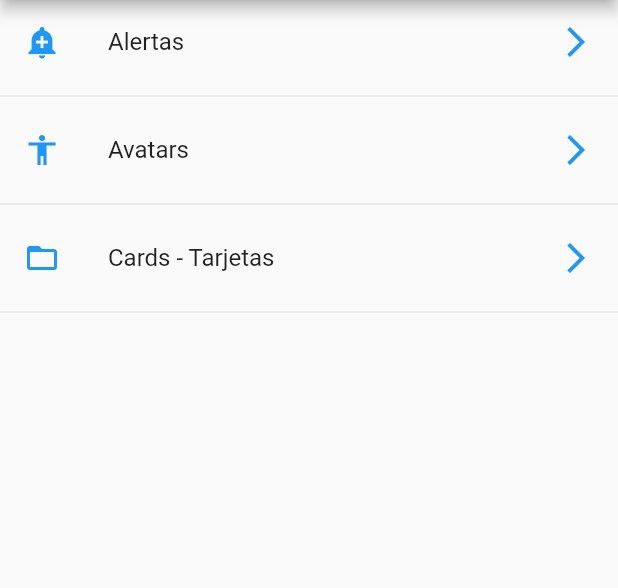
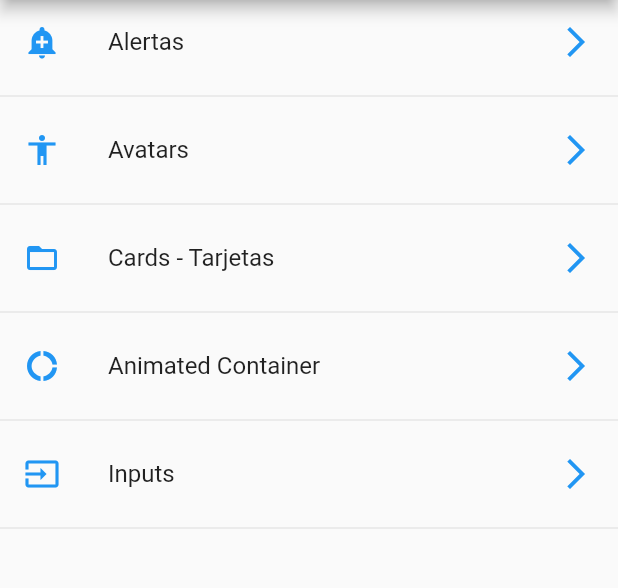
Before and after one commit to josue1dario2/App-demo, a Flutter app: the screen it shows after launch, on a phone screen of 412 x 824 dp, the part 84-672 px from its top. Run offline on Flutter 3.47's test engine with Material 2 defaults, Android fonts, the phone set to English and light mode, and no system bars; key blocks and very long unbroken strings in the code were emptied for the run.

Commit message:
create form

```diff
--- a/data/menu_opts.json
+++ b/data/menu_opts.json
@@ -15,6 +15,16 @@
             "ruta" : "card",
             "icon" : "folder_open",
             "texto": "Cards - Tarjetas"
+        },
+        {
+            "ruta" : "animatedContainer",
+            "icon" : "donut_large",
+            "texto": "Animated Container"
+        },
+        {
+            "ruta" : "inputs",
+            "icon" : "input",
+            "texto": "Inputs"
         }
     ]
 }
--- a/lib/src/pages/card_page.dart
+++ b/lib/src/pages/card_page.dart
@@ -2,6 +2,8 @@
 import 'package:flutter/material.dart';
 
 class CardPage extends StatelessWidget{
+  const CardPage({Key? key}) : super(key: key);
+
 
   @override
   Widget build(BuildContext context) {
--- a/lib/src/pages/home_page.dart
+++ b/lib/src/pages/home_page.dart
@@ -2,15 +2,15 @@ import 'package:flutter/material.dart';
 import 'package:proyect_1/src/providers/menu_provider.dart';
 import 'package:proyect_1/src/utils/icono_string_util.dart';
 
-import 'alert_page.dart';
+class HomePage extends StatelessWidget{
+  const HomePage({Key? key}) : super(key: key);
 
-class HomePage extends StatelessWidget{
 
   @override
   Widget build(BuildContext context) {
     return Scaffold(
       appBar: AppBar(
-        title: Text('Componentes'),
+        title: const Text('Componentes'),
       ),
       body: _lista(),
     );
--- a/lib/src/pages/home_temp.dart
+++ b/lib/src/pages/home_temp.dart
@@ -6,11 +6,12 @@ class HomePageTemp extends StatelessWidget{
   final opciones = ['uno','dos','tres','cuatro','cinco','seis','siete','ocho','nueve','diez',
   'once','doce','trece','catorce','quince','dieciséis','diecisiete','dieciocho','diecinueve','veinte'];
 
+
   @override
   Widget build(BuildContext context) {
     return Scaffold(
       appBar: AppBar(
-        title: Text('Componentes Temp'),
+        title: const Text('Componentes Temp'),
       ),
       body: ListView(
         //children: _crearItems()
--- a/lib/src/routes/routes.dart
+++ b/lib/src/routes/routes.dart
@@ -1,17 +1,22 @@
 
 import 'package:flutter/material.dart';
 import 'package:proyect_1/src/pages/alert_page.dart';
+import 'package:proyect_1/src/pages/animated_container.dart';
 import 'package:proyect_1/src/pages/avatar_page.dart';
 import 'package:proyect_1/src/pages/card_page.dart';
 import 'package:proyect_1/src/pages/home_page.dart';
+import 'package:proyect_1/src/pages/input_page.dart';
+
 
 Map<String, WidgetBuilder> getApplicationRoutes(){
 
   return <String, WidgetBuilder>{
-    '/': (BuildContext context) => HomePage(),
-    'alert': (BuildContext context) => AlertPage(),
-    'avatar': (BuildContext context) => AvatarPage(),
-    'card': (BuildContext context) => CardPage(),
+    '/': (BuildContext context) => const HomePage(),
+    'alert': (BuildContext context) => const AlertPage(),
+    'avatar': (BuildContext context) => const AvatarPage(),
+    'card': (BuildContext context) => const CardPage(),
+    'animatedContainer': (BuildContext context) => const AnimatedContainerPage(),
+    'inputs': (BuildContext context) => const InputPage(),
   };
 
 }
--- a/lib/src/utils/icono_string_util.dart
+++ b/lib/src/utils/icono_string_util.dart
@@ -6,6 +6,8 @@ final _icons = <String,IconData> {
   'add_alert': Icons.add_alert,
   'accessibility': Icons.accessibility,
   'folder_open': Icons.folder_open,
+  'donut_large': Icons.donut_large,
+  'input': Icons.input,
 
 };
 
```
Also changed, not shown: lib/src/pages/animated_container.dart (added, +68 -0 lines), lib/src/pages/input_page.dart (added, +116 -0 lines).
